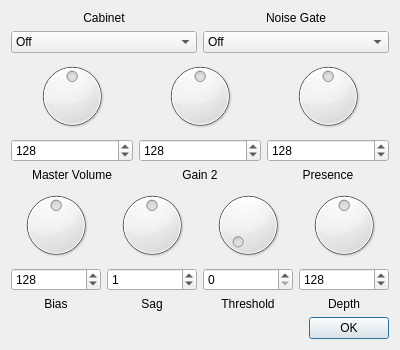
Above: plug/amp_advanced.ui from b2ornot2b/plug before the change. Below: the same form after it.
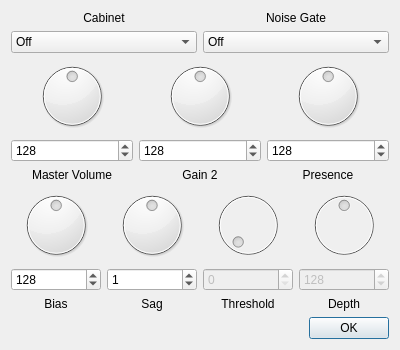
That is the form after the change.

What changed in the file:
```diff
--- a/plug/amp_advanced.ui
+++ b/plug/amp_advanced.ui
@@ -329,6 +329,9 @@
       <layout class="QVBoxLayout" name="verticalLayout_7">
        <item>
         <widget class="QDial" name="dial_5">
+         <property name="enabled">
+          <bool>false</bool>
+         </property>
          <property name="maximum">
           <number>9</number>
          </property>
@@ -339,6 +342,9 @@
        </item>
        <item>
         <widget class="QSpinBox" name="spinBox_5">
+         <property name="enabled">
+          <bool>false</bool>
+         </property>
          <property name="maximum">
           <number>9</number>
          </property>
@@ -363,6 +369,9 @@
       <layout class="QVBoxLayout" name="verticalLayout_6">
        <item>
         <widget class="QDial" name="dial_4">
+         <property name="enabled">
+          <bool>false</bool>
+         </property>
          <property name="maximum">
           <number>255</number>
          </property>
@@ -373,6 +382,9 @@
        </item>
        <item>
         <widget class="QSpinBox" name="spinBox_4">
+         <property name="enabled">
+          <bool>false</bool>
+         </property>
          <property name="maximum">
           <number>255</number>
          </property>
```
